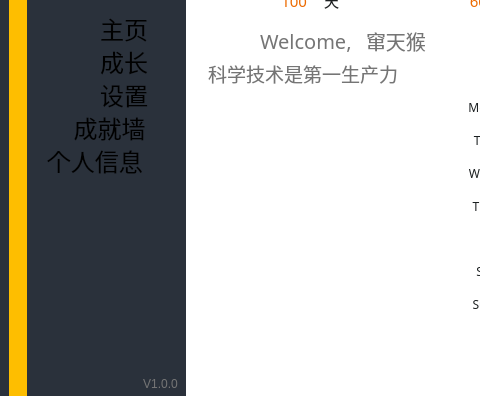
Above: blue.ui from blackskygg/jielu before the change; both pictures show x 0 to 480 and y 204 to 600 of the 818 by 600 pixel window. Below: the same form after it.
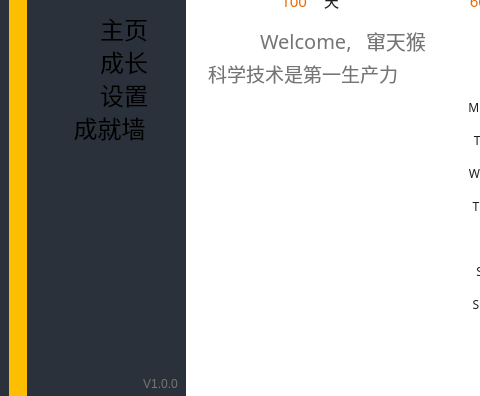
That is the form after the change. Icons and pictures are not drawn.

Diff of the .ui file:
```diff
--- a/blue.ui
+++ b/blue.ui
@@ -1749,34 +1749,6 @@
       <set>Qt::AlignCenter</set>
      </property>
     </widget>
-    <widget class="QLabel" name="lb5">
-     <property name="geometry">
-      <rect>
-       <x>18</x>
-       <y>348</y>
-       <width>159</width>
-       <height>33</height>
-      </rect>
-     </property>
-     <property name="font">
-      <font>
-       <family>Microsoft JhengHei UI</family>
-       <pointsize>18</pointsize>
-       <weight>50</weight>
-       <bold>false</bold>
-       <kerning>false</kerning>
-      </font>
-     </property>
-     <property name="autoFillBackground">
-      <bool>true</bool>
-     </property>
-     <property name="text">
-      <string>   个人信息</string>
-     </property>
-     <property name="alignment">
-      <set>Qt::AlignLeading|Qt::AlignLeft|Qt::AlignVCenter</set>
-     </property>
-    </widget>
     <widget class="QWidget" name="widget2" native="true">
      <property name="geometry">
       <rect>
```
Left out of the diff: 301 changed lines with no effect on the pictures.
